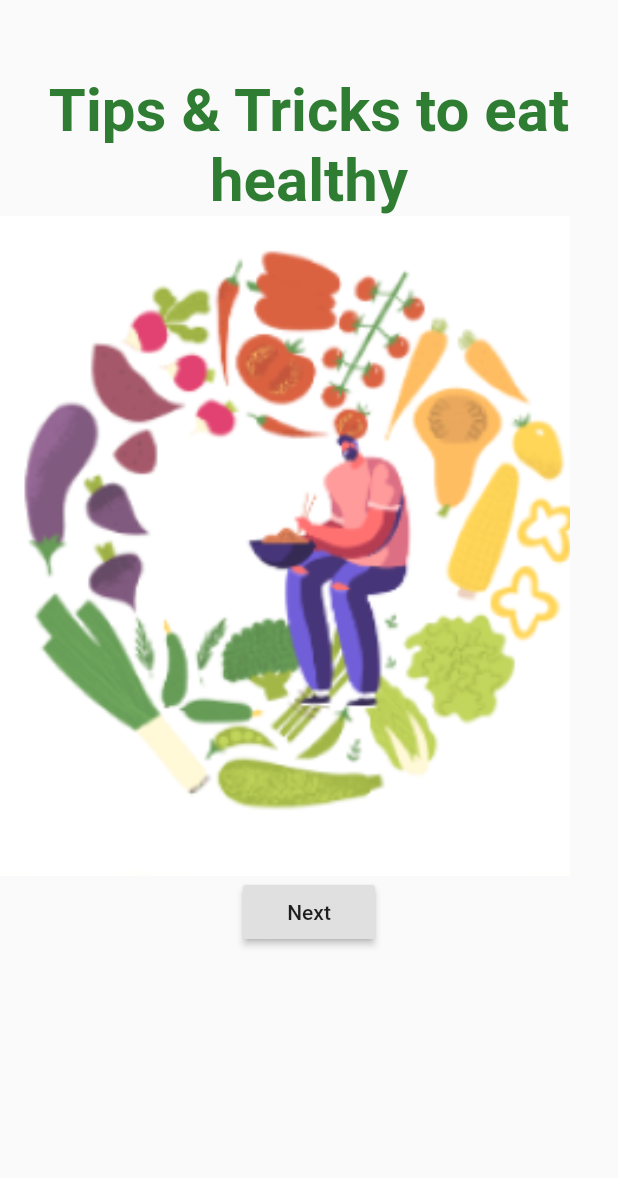
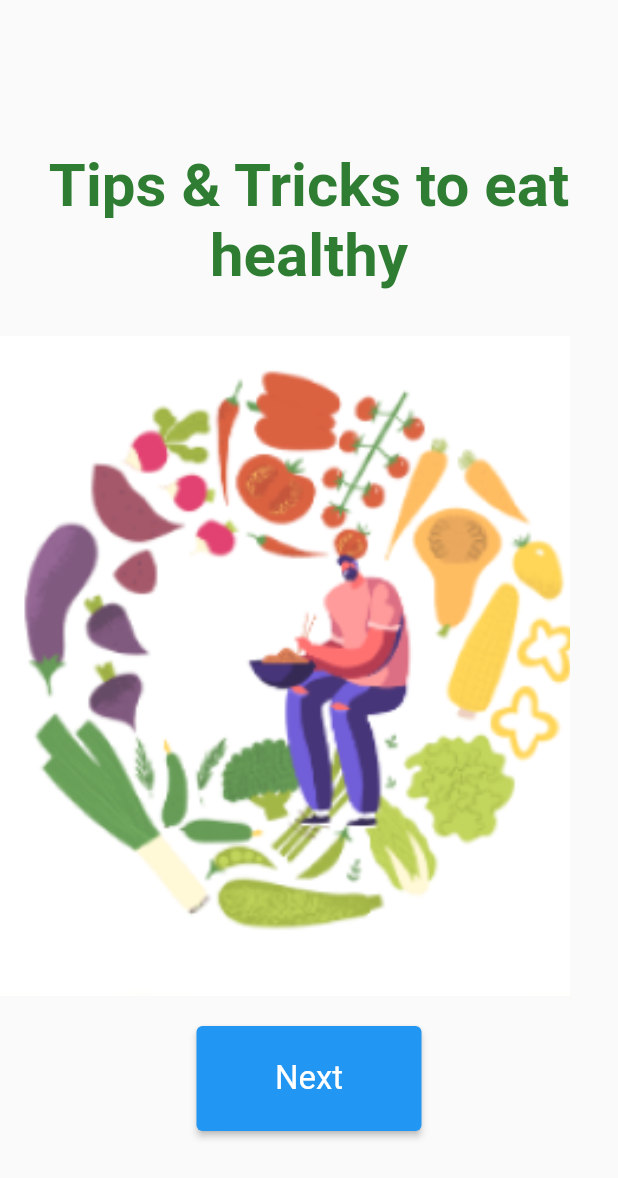
Before and after one commit to abhishekpatelmc/ECOSIA, a Flutter app: the Tutorial3 screen opened directly, on a phone screen of 412 x 824 dp. Shown: the top 1178 px of the screen. Run offline on Flutter 3.47's test engine with Material 2 defaults, Android fonts, the phone set to English and light mode, and no system bars; our stand-ins replace cloud_firestore, firebase_auth, firebase_core, flutter_spinkit, url_launcher_web; missing offline and left inert: cloud_firestore_web, firebase_auth_web, firebase_core_web; accounts and stored records are empty.

Commit message:
Update tutorial3.dart

```diff
--- a/lib/screens/home/TutorialPages/tutorial3.dart
+++ b/lib/screens/home/TutorialPages/tutorial3.dart
@@ -1,8 +1,6 @@
 // import 'package:ecosia/TutorialPages/getstarted.dart';
-import 'package:ecosia/screens/wrapper.dart';
 import 'package:flutter/material.dart';
-import 'package:ecosia/screens/authenticate/authenticate.dart';
-import '../../authenticate/register.dart';
+
 import '../dashboard/dashboard.dart';
 
 class Tutorial3 extends StatefulWidget {
@@ -17,7 +15,7 @@ class _Tutorial3State extends State<Tutorial3> {
   Widget build(BuildContext context) {
     return Scaffold(
       body: Container(
-          margin:  const EdgeInsets.only(top: 50),
+          margin:  const EdgeInsets.only(top: 100),
           child: Column(children: [
             Text("Tips & Tricks to eat healthy",
               style: TextStyle(
@@ -25,6 +23,7 @@ class _Tutorial3State extends State<Tutorial3> {
                   fontWeight: FontWeight.bold,
                   fontSize: 40),textAlign: TextAlign.center,
             ),
+            const SizedBox(height: 30),
             Row(
               children: const [
                 Image(
@@ -36,11 +35,19 @@ class _Tutorial3State extends State<Tutorial3> {
                 // buildImageCard(),
               ],
             ),
-            RaisedButton(
-                child:Text("Next"),
-                onPressed: (){
-                  Navigator.of(context).push(MaterialPageRoute(builder: (context)=> Wrapper()));
-                }),
+            const SizedBox(height: 20),
+            SizedBox(
+                width: 150.0,
+                height: 70.0,
+                child: ElevatedButton(
+                    child: const Text("Next"),
+                    style: ElevatedButton.styleFrom(
+                        textStyle: const TextStyle(fontSize: 22)
+                    ),
+                    onPressed:(){
+                      Navigator.of(context).push(MaterialPageRoute(builder:(context)=>Dashboard()));
+                    })
+            ),
           ],
           )
       ),
```
